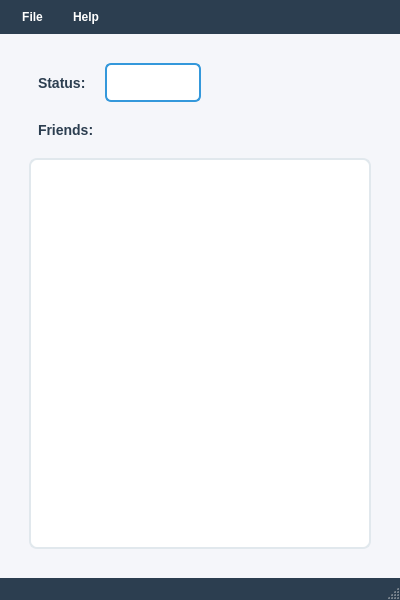
The window that src/ui/MainWindow.ui (piotrek-pl/JupiterClient-SAN) describes before a commit, drawn with Qt 5.
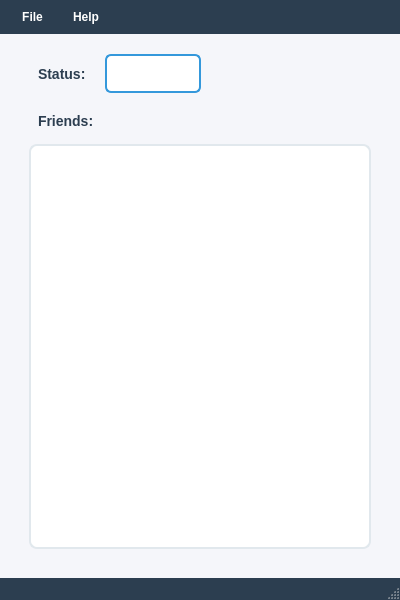
The same window after the commit. Icons and pictures are not drawn.

```diff
--- a/src/ui/MainWindow.ui
+++ b/src/ui/MainWindow.ui
@@ -182,6 +182,16 @@
      <widget class="QWidget" name="leftPanel" native="true">
       <layout class="QVBoxLayout" name="verticalLayout_2">
        <property name="spacing">
+        <number>10</number>
+       </property>
+       <property name="topMargin">
+        <number>0</number>
+       </property>
+       <item>
+        <layout class="QHBoxLayout" name="horizontalLayout">
+         <item>
+          <layout class="QVBoxLayout" name="labelsLayout">
+           <property name="spacing">
         <number>15</number>
        </property>
        <item>
@@ -206,7 +216,7 @@
            </property>
            <property name="sizeHint" stdset="0">
             <size>
-             <width>40</width>
+                 <width>60</width>
              <height>20</height>
             </size>
            </property>
@@ -221,6 +231,48 @@
          </property>
         </widget>
        </item>
+          </layout>
+         </item>
+         <item>
+          <widget class="QLabel" name="logoLabel">
+           <property name="minimumSize">
+            <size>
+             <width>80</width>
+             <height>80</height>
+            </size>
+           </property>
+           <property name="maximumSize">
+            <size>
+             <width>80</width>
+             <height>80</height>
+            </size>
+           </property>
+           <property name="text">
+            <string/>
+           </property>
+           <property name="pixmap">
+            <pixmap resource="resources.qrc">:/resources/logo/jupiter_logo.png</pixmap>
+           </property>
+           <property name="scaledContents">
+            <bool>true</bool>
+           </property>
+          </widget>
+         </item>
+         <item>
+          <spacer name="horizontalSpacerRight">
+           <property name="orientation">
+            <enum>Qt::Horizontal</enum>
+           </property>
+           <property name="sizeHint" stdset="0">
+            <size>
+             <width>0</width>     <!-- Zmniejszone z 60 -->
+             <height>20</height>
+            </size>
+           </property>
+          </spacer>
+         </item>
+        </layout>
+       </item>
        <item>
         <widget class="QListWidget" name="friendsList"/>
        </item>
```
Left out of the diff: 20 changed lines with no effect on the pictures. Lines whose indentation alone changed are shown as unchanged.
